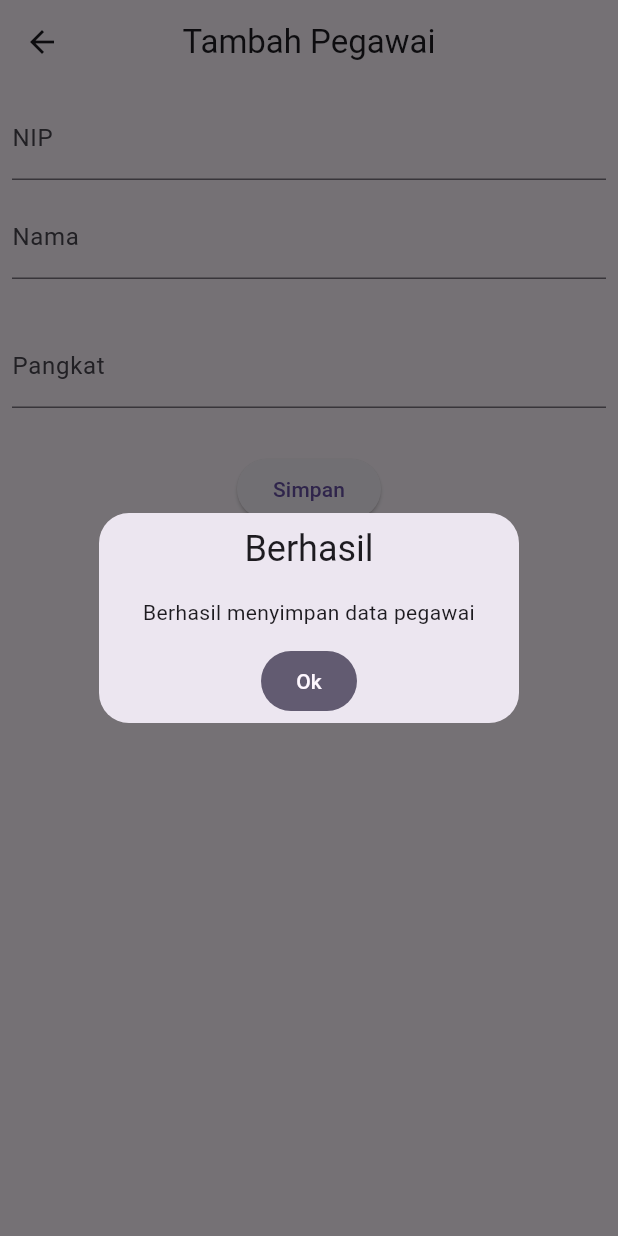
After one commit to restuanggia/pemrogramanMobile2, a Flutter app: the PegawaiAddView screen opened directly, after a tap on "Simpan", on a phone screen of 412 x 824 dp. The commit adds this screen. Run offline on Flutter 3.47's test engine with Material 3 defaults, Android fonts, the phone set to English and light mode, and no system bars; our stand-ins replace cloud_firestore, firebase_auth, firebase_core, get, google_sign_in; accounts and stored records are empty; network calls fail.

Commit message:
menambahkan data pegawai

```diff
--- /dev/null
+++ b/lib/app/modules/pegawai/controllers/pegawai_controller.dart
@@ -0,0 +1,131 @@
+import 'package:cloud_firestore/cloud_firestore.dart';
+// import 'package:firebase_core/firebase_core.dart';
+import 'package:flutter/material.dart';
+import 'package:get/get.dart';
+
+class PegawaiController extends GetxController {
+  //TODO: Implement MahasiswaController
+  late TextEditingController cNip;
+  late TextEditingController cNama;
+  late TextEditingController cPangkat;
+
+  FirebaseFirestore firestore = FirebaseFirestore.instance;
+
+  // ignore: non_constant_identifier_names
+  Future<QuerySnapshot<Object?>> GetData() async {
+    CollectionReference pegawai = firestore.collection('pegawai');
+
+    return pegawai.get();
+  }
+
+  Stream<QuerySnapshot<Object?>> streamData() {
+    CollectionReference pegawai = firestore.collection('pegawai');
+    return pegawai.snapshots();
+  }
+
+  void add(String nip, String nama, String pangkat) async {
+    CollectionReference pegawai = firestore.collection("pegawai");
+
+    try {
+      await pegawai.add({"nip": nip, "nama": nama, "pangkat": pangkat});
+      Get.defaultDialog(
+          title: "Berhasil",
+          middleText: "Berhasil menyimpan data pegawai",
+          onConfirm: () {
+            cNip.clear();
+            cNama.clear();
+            cPangkat.clear();
+            Get.back();
+            Get.back();
+            Get.back();
+            textConfirm:
+            "OK";
+          });
+    } catch (e) {
+      print(e);
+      Get.defaultDialog(
+        title: "Terjadi Kesalahan",
+        middleText: "Gagal Menambahkan Pegawai.",
+      );
+    }
+  }
+
+  Future<DocumentSnapshot<Object?>> getData(String id) async {
+    DocumentReference docRef = firestore.collection("pegawai").doc(id);
+
+    return docRef.get();
+  }
+
+  void Update(String nip, String nama, String pangkat, String id) async {
+    DocumentReference pegawaiById = firestore.collection("pegawai").doc(id);
+
+    try {
+      await pegawaiById.update({"nip": nip, "nama": nama, "pangkat": pangkat});
+
+      Get.defaultDialog(
+        title: "Berhasil",
+        middleText: "Berhasil mengubah data Pegawai.",
+        onConfirm: () {
+          cNip.clear();
+          cNama.clear();
+          cPangkat.clear();
+          Get.back();
+          Get.back();
+          Get.back();
+        },
+        textConfirm: "OK",
+      );
+    } catch (e) {
+      print(e);
+      Get.defaultDialog(
+        title: "Terjadi Kesalahan",
+        middleText: "Gagal Menambahkan Pegawai.",
+      );
+    }
+  }
+
+  void delete(String id) {
+    DocumentReference docRef = firestore.collection("pegawai").doc(id);
+
+    try {
+      Get.defaultDialog(
+        title: "Info",
+        middleText: "Apakah anda yakin menghapus data ini ?",
+        onConfirm: () {
+          docRef.delete();
+          Get.back();
+          Get.defaultDialog(
+            title: "Sukses",
+            middleText: "Berhasil menghapus data pegawai",
+          );
+        },
+        textConfirm: "Ya",
+        textCancel: "Batal",
+      );
+    } catch (e) {
+      print(e);
+      Get.defaultDialog(
+        title: "Terjadi kesalahan",
+        middleText: "Tidak berhasil menghapus data",
+      );
+    }
+  }
+
+  @override
+  void onInit() {
+    // TODO: implement onInit
+    cNip = TextEditingController();
+    cNama = TextEditingController();
+    cPangkat = TextEditingController();
+    super.onInit();
+  }
+
+  @override
+  void onClose() {
+    // TODO: implement onClose
+    cNip.dispose();
+    cNama.dispose();
+    cPangkat.dispose();
+    super.onClose();
+  }
+}
--- /dev/null
+++ b/lib/app/modules/pegawai/views/pegawai_add_view.dart
@@ -0,0 +1,57 @@
+import 'package:flutter/material.dart';
+
+import 'package:get/get.dart';
+import 'package:myapp/app/modules/pegawai/controllers/pegawai_controller.dart';
+
+class PegawaiAddView extends GetView<PegawaiController> {
+  const PegawaiAddView({super.key});
+  @override
+  Widget build(BuildContext context) {
+    return Scaffold(
+      appBar: AppBar(
+        title: const Text('Tambah Pegawai'),
+        centerTitle: true,
+      ),
+      body: Padding(
+        padding: const EdgeInsets.all(8),
+        child: Column(
+          children: [
+            TextField(
+              controller: controller.cNip,
+              autocorrect: false,
+              textInputAction: TextInputAction.next,
+              decoration: const InputDecoration(labelText: "NIP"),
+            ),
+            const SizedBox(
+              height: 10,
+            ),
+            TextField(
+              controller: controller.cNama,
+              textInputAction: TextInputAction.done,
+              decoration: const InputDecoration(labelText: "Nama"),
+            ),
+            const SizedBox(
+              height: 30,
+            ),
+            TextField(
+              controller: controller.cPangkat,
+              textInputAction: TextInputAction.done,
+              decoration: const InputDecoration(labelText: "Pangkat"),
+            ),
+            const SizedBox(
+              height: 30,
+            ),
+            ElevatedButton(
+              onPressed: () => controller.add(
+                controller.cNip.text,
+                controller.cNama.text,
+                controller.cPangkat.text,
+              ),
+              child: const Text("Simpan"),
+            )
+          ],
+        ),
+      ),
+    );
+  }
+}
--- a/lib/app/routes/app_pages.dart
+++ b/lib/app/routes/app_pages.dart
@@ -8,6 +8,8 @@ import '../modules/login/bindings/login_binding.dart';
 import '../modules/login/views/login_view.dart';
 import '../modules/mahasiswa/bindings/mahasiswa_binding.dart';
 import '../modules/mahasiswa/views/mahasiswa_view.dart';
+import '../modules/pegawai/bindings/pegawai_binding.dart';
+import '../modules/pegawai/views/pegawai_view.dart';
 import '../modules/reset_password/bindings/reset_password_binding.dart';
 import '../modules/reset_password/views/reset_password_view.dart';
 import '../modules/signup/bindings/signup_binding.dart';
@@ -51,5 +53,10 @@ class AppPages {
       page: () => DosenView(),
       binding: DosenBinding(),
     ),
+    GetPage(
+      name: _Paths.PEGAWAI,
+      page: () => PegawaiView(),
+      binding: PegawaiBinding(),
+    ),
   ];
 }
--- a/lib/app/routes/app_routes.dart
+++ b/lib/app/routes/app_routes.dart
@@ -9,6 +9,7 @@ abstract class Routes {
   static const RESET_PASSWORD = _Paths.RESET_PASSWORD;
   static const MAHASISWA = _Paths.MAHASISWA;
   static const DOSEN = _Paths.DOSEN;
+  static const PEGAWAI = _Paths.PEGAWAI;
 }
 
 abstract class _Paths {
@@ -19,4 +20,5 @@ abstract class _Paths {
   static const RESET_PASSWORD = '/reset-password';
   static const MAHASISWA = '/mahasiswa';
   static const DOSEN = '/dosen';
+  static const PEGAWAI = '/pegawai';
 }
```
Also changed, not shown: lib/app/modules/home/views/home_view.dart (+7 -7 lines), lib/app/modules/pegawai/bindings/pegawai_binding.dart (added, +12 -0 lines), lib/app/modules/pegawai/views/pegawai_update_view.dart (added, +74 -0 lines), lib/app/modules/pegawai/views/pegawai_view.dart (added, +88 -0 lines).
